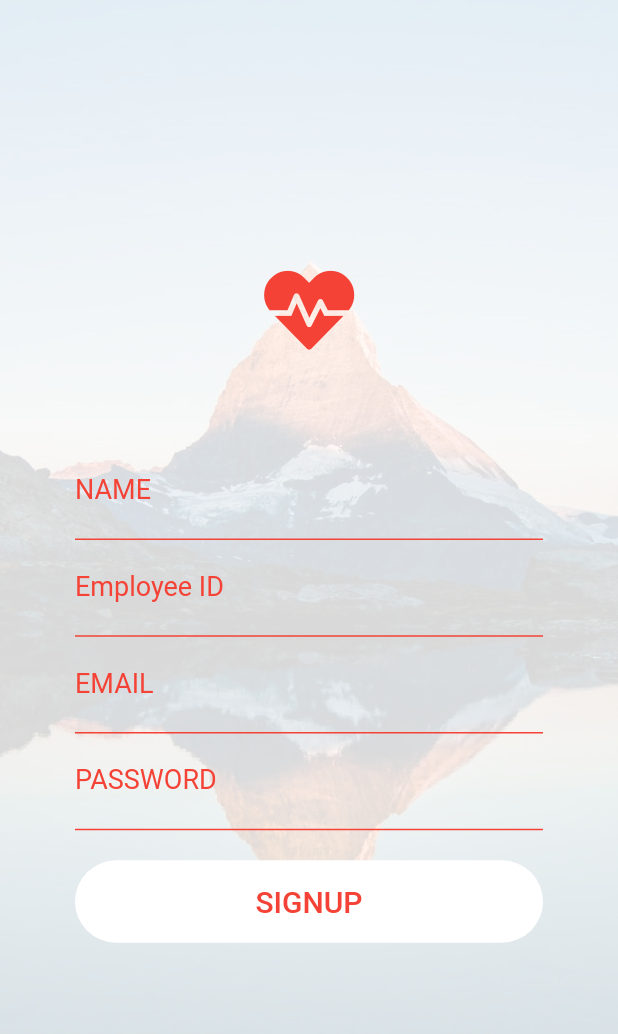
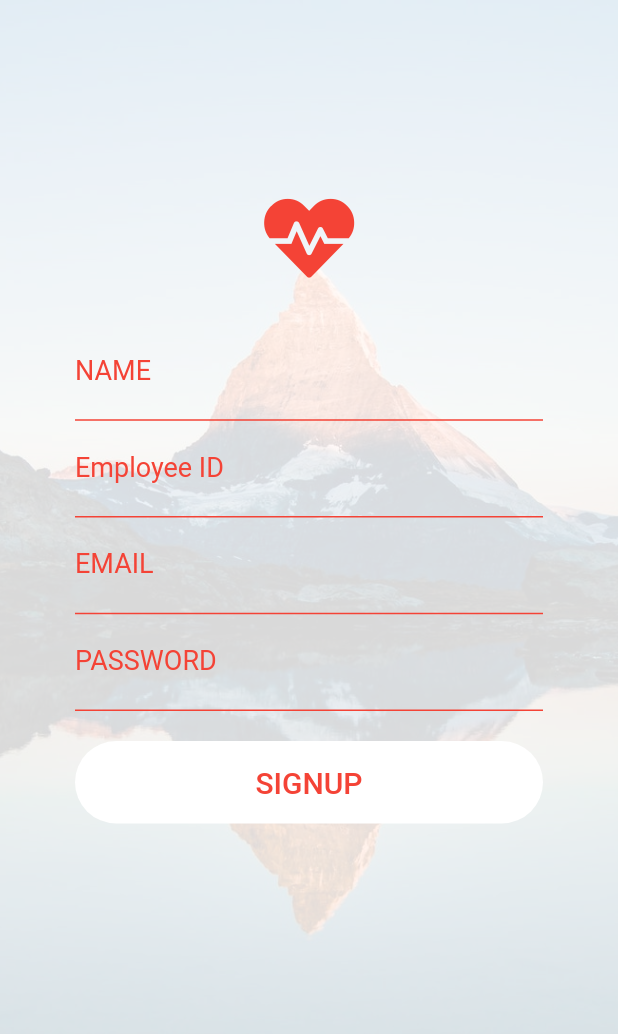
Before and after one commit to neerajmaurya250/auth_all, a Flutter app: the SignUp screen opened directly, on a phone screen of 412 x 824 dp. Shown: the top 1034 px of the screen. Run offline on Flutter 3.47's test engine with Material 2 defaults, Android fonts, the phone set to English and light mode, and no system bars; our stand-ins replace cloud_firestore, firebase_auth, font_awesome_flutter, google_sign_in, toast; missing offline and left inert: flutter_facebook_login; accounts and stored records are empty; network calls fail.

```diff
--- a/lib/constants/constant.dart
+++ b/lib/constants/constant.dart
@@ -1,7 +1,9 @@
 class Constants{
   static const String SignOut = 'Sign Out';
 
+
   static const List<String> choices = <String>[
+
     SignOut
   ];
 }
--- a/lib/screens/landing_page.dart
+++ b/lib/screens/landing_page.dart
@@ -1,5 +1,5 @@
 import 'package:authall/screens/login.dart';
-import 'package:authall/screens/sign_up.dart';
+import 'package:authall/signup/sign_up.dart';
 import 'package:flutter/material.dart';
 import 'package:font_awesome_flutter/font_awesome_flutter.dart';
 
--- a/lib/screens/sign_up.dart
+++ b/lib/screens/sign_up.dart
@@ -1,179 +1,181 @@
-import 'package:authall/services/auth.dart';
-import 'package:flutter/material.dart';
-import 'package:font_awesome_flutter/font_awesome_flutter.dart';
-import 'package:toast/toast.dart';
-
-class SignUp extends StatefulWidget {
-  @override
-  _SignUpState createState() => _SignUpState();
-}
-
-class _SignUpState extends State<SignUp> {
-  final AuthService _auth = AuthService();
-  final _formKey = GlobalKey<FormState>();
-  String email = '';
-  String password = '';
-  String error = '';
-  String empId = '';
-  String name = '';
-
-//form validation
-  @override
-  Widget build(BuildContext context) {
-    var screenData = MediaQuery.of(context).size;
-
-    return Scaffold(
-        body: Container(
-      decoration: BoxDecoration(
-          image: DecorationImage(
-              image: AssetImage("assets/bg_image.jpeg"), fit: BoxFit.cover)),
-      child: Stack(
-        children: <Widget>[
-          Opacity(
-            opacity: 0.85,
-            child: Container(
-              color: Colors.white,
-            ),
-          ),
-          Positioned(
-            height: screenData.height * 0.5,
-            width: screenData.width * 1.0,
-            child: Icon(
-              FontAwesomeIcons.heartbeat,
-              color: Colors.red,
-              size: 60,
-            ),
-          ),
-          Padding(
-            padding: const EdgeInsets.only(top: 100),
-            child: Column(
-              mainAxisAlignment: MainAxisAlignment.center,
-              children: <Widget>[
-                Padding(
-                  padding: const EdgeInsets.only(left: 50, right: 50),
-                  child: Form(
-                    key: _formKey,
-                    child: Column(
-                      children: <Widget>[
-                        TextFormField(
-                          validator: (val) =>
-                              val.isEmpty ? 'Name is Required' : null,
-                          onChanged: (val) {
-                            setState(() => name = val);
-                          },
-                          cursorColor: Colors.red,
-                          decoration: InputDecoration(
-                              hintText: 'Name',
-                              hintStyle: TextStyle(fontSize: 20),
-                              labelText: 'NAME',
-                              labelStyle:
-                                  TextStyle(color: Colors.red, fontSize: 18),
-                              focusedBorder: UnderlineInputBorder(
-                                  borderSide: BorderSide(color: Colors.red)),
-                              enabledBorder: UnderlineInputBorder(
-                                  borderSide: BorderSide(color: Colors.red))),
-                        ),
-                        TextFormField(
-                          validator: (val) =>
-                              val.isEmpty ? 'Employee ID is required' : null,
-                          onChanged: (val) {
-                            setState(() => empId = val);
-                          },
-                          cursorColor: Colors.red,
-                          decoration: InputDecoration(
-                              hintText: 'Employee ID',
-                              hintStyle: TextStyle(fontSize: 20),
-                              labelText: 'Employee ID',
-                              labelStyle:
-                                  TextStyle(color: Colors.red, fontSize: 18),
-                              focusedBorder: UnderlineInputBorder(
-                                  borderSide: BorderSide(color: Colors.red)),
-                              enabledBorder: UnderlineInputBorder(
-                                  borderSide: BorderSide(color: Colors.red))),
-                        ),
-                        TextFormField(
-                          validator: (val) =>
-                              val.isEmpty ? 'Email required' : null,
-                          onChanged: (val) {
-                            setState(() => email = val);
-                          },
-                          cursorColor: Colors.red,
-                          decoration: InputDecoration(
-                              hintText: 'email',
-                              hintStyle: TextStyle(fontSize: 20),
-                              labelText: 'EMAIL',
-                              labelStyle:
-                                  TextStyle(color: Colors.red, fontSize: 18),
-                              focusedBorder: UnderlineInputBorder(
-                                  borderSide: BorderSide(color: Colors.red)),
-                              enabledBorder: UnderlineInputBorder(
-                                  borderSide: BorderSide(color: Colors.red))),
-                        ),
-                        TextFormField(
-                          obscureText: true,
-                          validator: (val) => val.length < 6
-                              ? 'Password must be 7 char long'
-                              : null,
-                          onChanged: (val) {
-                            setState(() => password = val);
-                          },
-                          cursorColor: Colors.red,
-                          decoration: InputDecoration(
-                              hintText: 'password',
-                              hintStyle: TextStyle(fontSize: 20),
-                              labelText: 'PASSWORD',
-                              labelStyle:
-                                  TextStyle(color: Colors.red, fontSize: 18),
-                              focusedBorder: UnderlineInputBorder(
-                                  borderSide: BorderSide(color: Colors.red)),
-                              enabledBorder: UnderlineInputBorder(
-                                  borderSide: BorderSide(color: Colors.red))),
-                        ),
-                        SizedBox(
-                          height: 20,
-                        ),
-                        SizedBox(
-                          height: 55,
-                          width: 355,
-                          child: RaisedButton(
-                            onPressed: () async {
-                              if (_formKey.currentState.validate()) {
-                                dynamic result =
-                                    await _auth.registerWithEmailAndPassword(
-                                         email,password,empId,name,);
-                                if (result == null) {
-                                  setState(() {
-                                    error = 'Please supply a valid email';
-                                  });
-                                } else {
-                                  showToast('Registerd Successfully');
-                                  Navigator.pop(context);
-                                }
-                              }
-                            },
-                            child: Text(
-                              'SIGNUP',
-                              style: TextStyle(color: Colors.red, fontSize: 20),
-                            ),
-                            shape: RoundedRectangleBorder(
-                                borderRadius: BorderRadius.circular(50.0)),
-                            color: Colors.white,
-                            elevation: 0.0,
-                          ),
-                        ),
-                      ],
-                    ),
-                  ),
-                )
-              ],
-            ),
-          )
-        ],
-      ),
-    ));
-  }
-
-  void showToast(String msg, {int duration, int gravity}) {
-    Toast.show(msg, context, duration: duration, gravity: gravity);
-  }
-}
+//import 'package:authall/services/auth.dart';
+//import 'package:flutter/material.dart';
+//import 'package:font_awesome_flutter/font_awesome_flutter.dart';
+//import 'package:toast/toast.dart';
+//
+//class SignUp extends StatefulWidget {
+//  @override
+//  _SignUpState createState() => _SignUpState();
+//}
+//
+//class _SignUpState extends State<SignUp> {
+//  final AuthService _auth = AuthService();
+//  final _formKey = GlobalKey<FormState>();
+//  String email = '';
+//  String password = '';
+//  String error = '';
+//  String empId = '';
+//  String name = '';
+//
+////form validation
+//  @override
+//  Widget build(BuildContext context) {
+//    var screenData = MediaQuery.of(context).size;
+//
+//    return Scaffold(
+//        body: Container(
+//      decoration: BoxDecoration(
+//          image: DecorationImage(
+//              image: AssetImage("assets/bg_image.jpeg"), fit: BoxFit.cover)),
+//      child: Stack(
+//        children: <Widget>[
+//          Opacity(
+//            opacity: 0.85,
+//            child: Container(
+//              color: Colors.white,
+//            ),
+//          ),
+//          SingleChildScrollView(
+//            child: Padding(
+//              padding: const EdgeInsets.only(top: 100),
+//              child: Column(
+//                mainAxisAlignment: MainAxisAlignment.center,
+//                children: <Widget>[
+//                  Padding(
+//                    padding: const EdgeInsets.only(left: 50, right: 50),
+//                    child: Form(
+//                      key: _formKey,
+//                      child: Column(
+//                        children: <Widget>[
+//                          Padding(
+//                            padding: const EdgeInsets.all(28.0),
+//                            child: Icon(
+//                              FontAwesomeIcons.heartbeat,
+//                              color: Colors.red,
+//                              size: 60,
+//                            ),
+//                          ),
+//
+//                          TextFormField(
+//                            validator: (val) =>
+//                                val.isEmpty ? 'Name is Required' : null,
+//                            onChanged: (val) {
+//                              setState(() => name = val);
+//                            },
+//                            cursorColor: Colors.red,
+//                            decoration: InputDecoration(
+//                                hintText: 'Name',
+//                                hintStyle: TextStyle(fontSize: 20),
+//                                labelText: 'NAME',
+//                                labelStyle:
+//                                    TextStyle(color: Colors.red, fontSize: 18),
+//                                focusedBorder: UnderlineInputBorder(
+//                                    borderSide: BorderSide(color: Colors.red)),
+//                                enabledBorder: UnderlineInputBorder(
+//                                    borderSide: BorderSide(color: Colors.red))),
+//                          ),
+//                          TextFormField(
+//                            validator: (val) =>
+//                                val.isEmpty ? 'Employee ID is required' : null,
+//                            onChanged: (val) {
+//                              setState(() => empId = val);
+//                            },
+//                            cursorColor: Colors.red,
+//                            decoration: InputDecoration(
+//                                hintText: 'Employee ID',
+//                                hintStyle: TextStyle(fontSize: 20),
+//                                labelText: 'Employee ID',
+//                                labelStyle:
+//                                    TextStyle(color: Colors.red, fontSize: 18),
+//                                focusedBorder: UnderlineInputBorder(
+//                                    borderSide: BorderSide(color: Colors.red)),
+//                                enabledBorder: UnderlineInputBorder(
+//                                    borderSide: BorderSide(color: Colors.red))),
+//                          ),
+//                          TextFormField(
+//                            validator: (val) =>
+//                                val.isEmpty ? 'Email required' : null,
+//                            onChanged: (val) {
+//                              setState(() => email = val);
+//                            },
+//                            cursorColor: Colors.red,
+//                            decoration: InputDecoration(
+//                                hintText: 'email',
+//                                hintStyle: TextStyle(fontSize: 20),
+//                                labelText: 'EMAIL',
+//                                labelStyle:
+//                                    TextStyle(color: Colors.red, fontSize: 18),
+//                                focusedBorder: UnderlineInputBorder(
+//                                    borderSide: BorderSide(color: Colors.red)),
+//                                enabledBorder: UnderlineInputBorder(
+//                                    borderSide: BorderSide(color: Colors.red))),
+//                          ),
+//                          TextFormField(
+//                            obscureText: true,
+//                            validator: (val) => val.length < 6
+//                                ? 'Password must be 7 char long'
+//                                : null,
+//                            onChanged: (val) {
+//                              setState(() => password = val);
+//                            },
+//                            cursorColor: Colors.red,
+//                            decoration: InputDecoration(
+//                                hintText: 'password',
+//                                hintStyle: TextStyle(fontSize: 20),
+//                                labelText: 'PASSWORD',
+//                                labelStyle:
+//                                    TextStyle(color: Colors.red, fontSize: 18),
+//                                focusedBorder: UnderlineInputBorder(
+//                                    borderSide: BorderSide(color: Colors.red)),
+//                                enabledBorder: UnderlineInputBorder(
+//                                    borderSide: BorderSide(color: Colors.red))),
+//                          ),
+//                          SizedBox(
+//                            height: 20,
+//                          ),
+//                          SizedBox(
+//                            height: 55,
+//                            width: 355,
+//                            child: RaisedButton(
+//                              onPressed: () async {
+//                                if (_formKey.currentState.validate()) {
+//                                  dynamic result =
+//                                      await _auth.registerWithEmailAndPassword(
+//                                           email,password,empId,name,);
+//                                  if (result == null) {
+//                                    setState(() {
+//                                      error = 'Please supply a valid email';
+//                                    });
+//                                  } else {
+//                                    showToast('Registerd Successfully');
+//                                    Navigator.pop(context);
+//                                  }
+//                                }
+//                              },
+//                              child: Text(
+//                                'SIGNUP',
+//                                style: TextStyle(color: Colors.red, fontSize: 20),
+//                              ),
+//                              shape: RoundedRectangleBorder(
+//                                  borderRadius: BorderRadius.circular(50.0)),
+//                              color: Colors.white,
+//                              elevation: 0.0,
+//                            ),
+//                          ),
+//                        ],
+//                      ),
+//                    ),
+//                  )
+//                ],
+//              ),
+//            ),
+//          )
+//        ],
+//      ),
+//    ));
+//  }
+//
+//  void showToast(String msg, {int duration, int gravity}) {
+//    Toast.show(msg, context, duration: duration, gravity: gravity);
+//  }
+//}
--- a/lib/services/auth.dart
+++ b/lib/services/auth.dart
@@ -17,7 +17,7 @@ class AuthService{
 
 
   // register with email and password
-  Future registerWithEmailAndPassword(String email, String password,String name,String empId) async {
+  Future registerWithEmailAndPassword(String email, String password,String empId,String name) async {
     try {
       AuthResult result = await _auth.createUserWithEmailAndPassword(email: email, password: password);
       FirebaseUser user = result.user;
--- /dev/null
+++ b/lib/signup/sign_up.dart
@@ -0,0 +1,181 @@
+import 'package:authall/services/auth.dart';
+import 'package:flutter/material.dart';
+import 'package:font_awesome_flutter/font_awesome_flutter.dart';
+import 'package:toast/toast.dart';
+
+class SignUp extends StatefulWidget {
+  @override
+  _SignUpState createState() => _SignUpState();
+}
+
+class _SignUpState extends State<SignUp> {
+  final AuthService _auth = AuthService();
+  final _formKey = GlobalKey<FormState>();
+  String email = '';
+  String password = '';
+  String error = '';
+  String empId = '';
+  String name = '';
+
+//form validation
+  @override
+  Widget build(BuildContext context) {
+    var screenData = MediaQuery.of(context).size;
+
+    return Scaffold(
+        body: Container(
+          decoration: BoxDecoration(
+              image: DecorationImage(
+                  image: AssetImage("assets/bg_image.jpeg"), fit: BoxFit.cover)),
+          child: Stack(
+            children: <Widget>[
+              Opacity(
+                opacity: 0.85,
+                child: Container(
+                  color: Colors.white,
+                ),
+              ),
+              SingleChildScrollView(
+                child: Padding(
+                  padding: const EdgeInsets.only(top: 100),
+                  child: Column(
+                    mainAxisAlignment: MainAxisAlignment.center,
+                    children: <Widget>[
+                      Padding(
+                        padding: const EdgeInsets.only(left: 50, right: 50),
+                        child: Form(
+                          key: _formKey,
+                          child: Column(
+                            children: <Widget>[
+                              Padding(
+                                padding: const EdgeInsets.all(28.0),
+                                child: Icon(
+                                  FontAwesomeIcons.heartbeat,
+                                  color: Colors.red,
+                                  size: 60,
+                                ),
+                              ),
+
+                              TextFormField(
+                                validator: (val) =>
+                                val.isEmpty ? 'Name is Required' : null,
+                                onChanged: (val) {
+                                  setState(() => name = val);
+                                },
+                                cursorColor: Colors.red,
+                                decoration: InputDecoration(
+                                    hintText: 'Name',
+                                    hintStyle: TextStyle(fontSize: 20),
+                                    labelText: 'NAME',
+                                    labelStyle:
+                                    TextStyle(color: Colors.red, fontSize: 18),
+                                    focusedBorder: UnderlineInputBorder(
+                                        borderSide: BorderSide(color: Colors.red)),
+                                    enabledBorder: UnderlineInputBorder(
+                                        borderSide: BorderSide(color: Colors.red))),
+                              ),
+                              TextFormField(
+                                validator: (val) =>
+                                val.isEmpty ? 'Employee ID is required' : null,
+                                onChanged: (val) {
+                                  setState(() => empId = val);
+                                },
+                                cursorColor: Colors.red,
+                                decoration: InputDecoration(
+                                    hintText: 'Employee ID',
+                                    hintStyle: TextStyle(fontSize: 20),
+                                    labelText: 'Employee ID',
+                                    labelStyle:
+                                    TextStyle(color: Colors.red, fontSize: 18),
+                                    focusedBorder: UnderlineInputBorder(
+                                        borderSide: BorderSide(color: Colors.red)),
+                                    enabledBorder: UnderlineInputBorder(
+                                        borderSide: BorderSide(color: Colors.red))),
+                              ),
+                              TextFormField(
+                                validator: (val) =>
+                                val.isEmpty ? 'Email required' : null,
+                                onChanged: (val) {
+                                  setState(() => email = val);
+                                },
+                                cursorColor: Colors.red,
+                                decoration: InputDecoration(
+                                    hintText: 'email',
+                                    hintStyle: TextStyle(fontSize: 20),
+                                    labelText: 'EMAIL',
+                                    labelStyle:
+                                    TextStyle(color: Colors.red, fontSize: 18),
+                                    focusedBorder: UnderlineInputBorder(
+                                        borderSide: BorderSide(color: Colors.red)),
+                                    enabledBorder: UnderlineInputBorder(
+                                        borderSide: BorderSide(color: Colors.red))),
+                              ),
+                              TextFormField(
+                                obscureText: true,
+                                validator: (val) => val.length < 6
+                                    ? 'Password must be 7 char long'
+                                    : null,
+                                onChanged: (val) {
+                                  setState(() => password = val);
+                                },
+                                cursorColor: Colors.red,
+                                decoration: InputDecoration(
+                                    hintText: 'password',
+                                    hintStyle: TextStyle(fontSize: 20),
+                                    labelText: 'PASSWORD',
+                                    labelStyle:
+                                    TextStyle(color: Colors.red, fontSize: 18),
+                                    focusedBorder: UnderlineInputBorder(
+                                        borderSide: BorderSide(color: Colors.red)),
+                                    enabledBorder: UnderlineInputBorder(
+                                        borderSide: BorderSide(color: Colors.red))),
+                              ),
+                              SizedBox(
+                                height: 20,
+                              ),
+                              SizedBox(
+                                height: 55,
+                                width: 355,
+                                child: RaisedButton(
+                                  onPressed: () async {
+                                    if (_formKey.currentState.validate()) {
+                                      dynamic result =
+                                      await _auth.registerWithEmailAndPassword(
+                                        email,password,empId,name,);
+                                      if (result == null) {
+                                        setState(() {
+                                          error = 'Please supply a valid email';
+                                        });
+                                      } else {
+                                        showToast('Registerd Successfully');
+                                        Navigator.pop(context);
+                                      }
+                                    }
+                                  },
+                                  child: Text(
+                                    'SIGNUP',
+                                    style: TextStyle(color: Colors.red, fontSize: 20),
+                                  ),
+                                  shape: RoundedRectangleBorder(
+                                      borderRadius: BorderRadius.circular(50.0)),
+                                  color: Colors.white,
+                                  elevation: 0.0,
+                                ),
+                              ),
+                            ],
+                          ),
+                        ),
+                      )
+                    ],
+                  ),
+                ),
+              )
+            ],
+          ),
+        ));
+  }
+
+  void showToast(String msg, {int duration, int gravity}) {
+    Toast.show(msg, context, duration: duration, gravity: gravity);
+  }
+}
```
Also changed, not shown: lib/screens/dashboard.dart (+46 -3 lines), lib/screens/login.dart (+24 -1 lines), lib/screens/user_profile.dart (added, +64 -0 lines), lib/signin/fb_signin.dart (added, +52 -0 lines).
